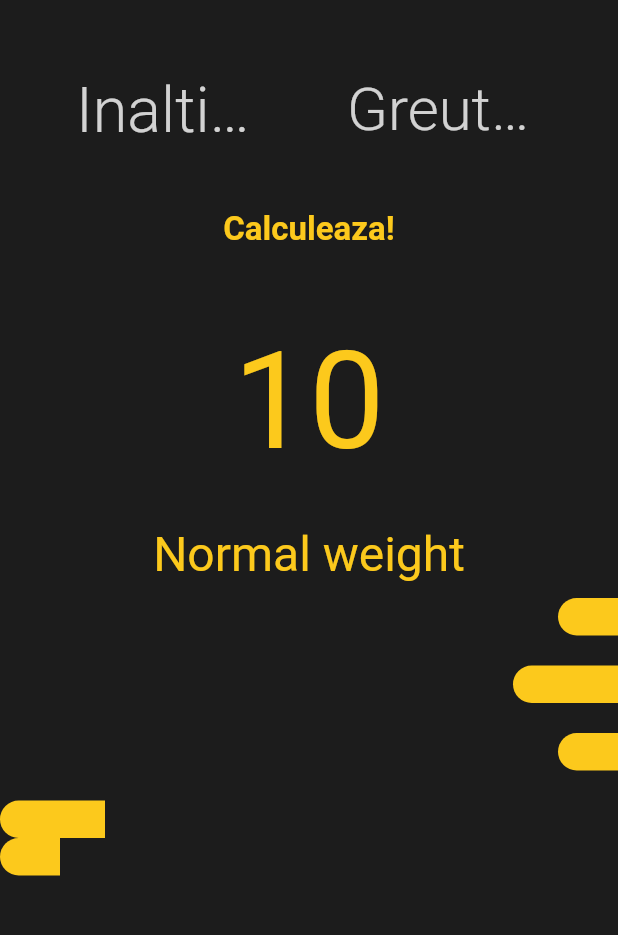
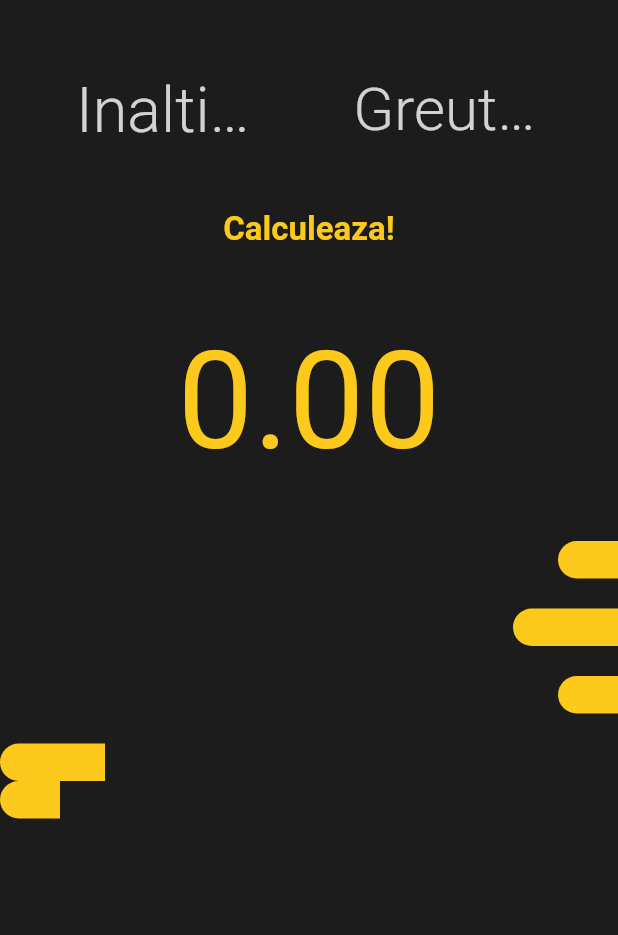
Before and after one commit to AmaliaJulia/AmaliaJulia-Flutter-BMI-Calculator, a Flutter app: the screen it shows after launch, on a phone screen of 412 x 824 dp, the part 59-994 px from its top. Run offline on Flutter 3.47's test engine with Material 2 defaults, Android fonts, the phone set to English and light mode, and no system bars.

Commit message:
home screen

```diff
--- a/lib/screens/home.dart
+++ b/lib/screens/home.dart
@@ -10,6 +10,11 @@ class HomeScreen extends StatefulWidget {
 }
 
 class _HomeScreenState extends State<HomeScreen> {
+  TextEditingController _heightController = TextEditingController();
+  TextEditingController _weightController = TextEditingController();
+  double _imcResult = 0;
+  String _textResult = "";
+
   @override
   Widget build(BuildContext context) {
     return Scaffold(
@@ -36,6 +41,7 @@ class _HomeScreenState extends State<HomeScreen> {
                   Container(
                     width: 130,
                     child: TextField(
+                      controller: _heightController,
                       style: TextStyle(
                           fontSize: 42,
                           fontWeight: FontWeight.w300,
@@ -54,6 +60,8 @@ class _HomeScreenState extends State<HomeScreen> {
                   Container(
                     width: 130,
                     child: TextField(
+                      controller: _weightController,
+                      textAlign: TextAlign.center,
                       style: TextStyle(
                           fontSize: 40,
                           fontWeight: FontWeight.w300,
@@ -74,7 +82,21 @@ class _HomeScreenState extends State<HomeScreen> {
               SizedBox(
                 height: 30,
               ),
-              Container(
+              GestureDetector(
+                onTap: () {
+                  double _h = double.parse(_heightController.text);
+                  double _w = double.parse(_weightController.text);
+                  setState(() {
+                    _imcResult = _w / (_h * _h);
+                    if (_imcResult > 25) {
+                      _textResult = "Supraponderal";
+                    } else if (_imcResult >= 18.5 && _imcResult <= 25) {
+                      _textResult = "Greutate normala";
+                    } else {
+                      _textResult = "Subponderal";
+                    }
+                  });
+                },
                 child: Text(
                   "Calculeaza!",
                   style: TextStyle(
@@ -88,20 +110,23 @@ class _HomeScreenState extends State<HomeScreen> {
               ),
               Container(
                 child: Text(
-                  "10",
+                  _imcResult.toStringAsFixed(2),
                   style: TextStyle(fontSize: 90, color: HexColor('#FCC91C')),
                 ),
               ),
               SizedBox(
                 height: 30,
               ),
-              Container(
-                child: Text(
-                  "Normal weight",
-                  style: TextStyle(
-                      fontSize: 32,
-                      fontWeight: FontWeight.w400,
-                      color: HexColor('#FCC91C')),
+              Visibility(
+                visible: _textResult.isNotEmpty,
+                child: Container(
+                  child: Text(
+                    _textResult,
+                    style: TextStyle(
+                        fontSize: 32,
+                        fontWeight: FontWeight.w400,
+                        color: HexColor('#FCC91C')),
+                  ),
                 ),
               ),
               SizedBox(
```
